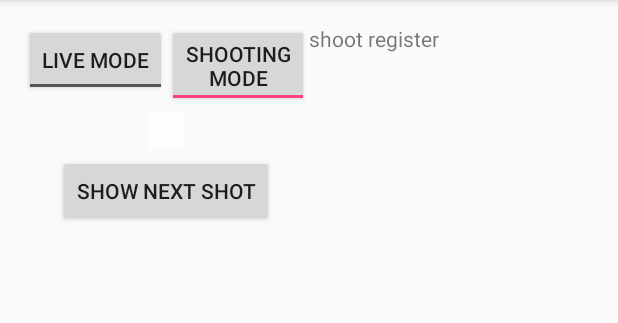
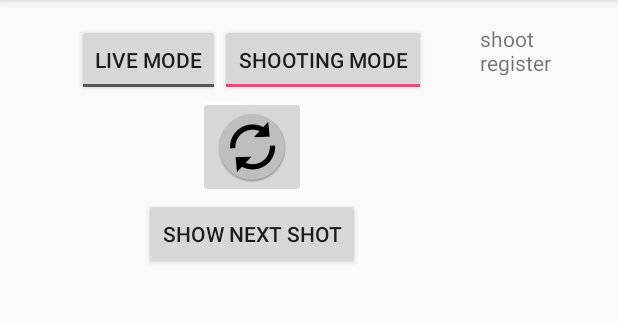
Before and after one commit to andreasVHoly/Kalahari_eye_android, an Android app: the screen it shows after launch (MainActivity), after a tap on "SHOOTING MODE", on a phone screen of 412 x 824 dp, the part 84-407 px from its top. Run offline under Robolectric (Android 15) with nearby library versions, the phone set to English and light mode, and no system bars; 1 other tap on this screen came first.

Commit message:
refresh button has proper image and basic animation is added

```diff
--- a/app/src/main/java/avh/com/kalaharieye/MainActivity.java
+++ b/app/src/main/java/avh/com/kalaharieye/MainActivity.java
@@ -3,17 +3,26 @@ package avh.com.kalaharieye;
 import android.support.v7.app.AppCompatActivity;
 import android.os.Bundle;
 import android.view.View;
+import android.view.animation.Animation;
+import android.view.animation.RotateAnimation;
 import android.widget.Button;
+import android.widget.ImageButton;
 import android.widget.TextView;
 import android.widget.ToggleButton;
 
 
 public class MainActivity extends AppCompatActivity {
 
+    //UI ELEMENTS
     private ToggleButton btnShootMode;
     private ToggleButton btnLiveMode;
     private Button btnNextShot;
+    private ImageButton btnRefreshVideo;
     private TextView debugText;
+
+    //ENUMS FOR APP STATE
+    public enum AppState{SHOOTING_MODE,LIVE_MODE,NO_VIDEO_MODE}
+    public AppState currentMode;
 
 
     @Override
@@ -21,42 +30,75 @@ public class MainActivity extends AppCompatActivity {
         super.onCreate(savedInstanceState);
         setContentView(avh.com.kalaharieye.R.layout.activity_main);
         assignUIVariables();
+        defaultState();
     }
 
-    //finds the UI varibles that we need to find as the app starts
+
+    private void defaultState(){
+        currentMode = AppState.NO_VIDEO_MODE;
+        btnLiveMode.setChecked(false);
+        btnShootMode.setChecked(false);
+        btnRefreshVideo.setEnabled(true);
+    }
+
+    //finds the UI variables that we need to find as the app starts
     private void assignUIVariables(){
         btnLiveMode = (ToggleButton) findViewById(R.id.button_live_mode);
         btnShootMode = (ToggleButton) findViewById(R.id.button_shooting_mode);
         btnNextShot =  (Button) findViewById(R.id.button_next_shot);
         debugText = (TextView) findViewById(R.id.textView);
+        btnRefreshVideo = (ImageButton) findViewById(R.id.button_refresh);
 
-    }
 
-    //handles the toggle buttons being clicked on and off
-    public void buttonOnClick(View v){
-        if (v.getId() == btnLiveMode.getId()){
-            debugText.setText("live register");
-            if (btnLiveMode.isChecked()){
-                btnShootMode.setChecked(false);
-            }
-            else{
-                btnShootMode.setChecked(true);
-            }
-        }
-        else if (v.getId() == btnShootMode.getId()){
-            debugText.setText("shoot register");
-            if (btnShootMode.isChecked()){
-                btnLiveMode.setChecked(false);
-            }
-            else{
-                btnLiveMode.setChecked(true);
-            }
-        }
-        else if (v.getId() == btnNextShot.getId()){
-            debugText.setText("next shot register");
-        }
     }
 
 
 
+
+    //HANDLES SHOOTING MODE BUTTON RESPONSE
+    public void onShootingButtonPress(View v){
+        debugText.setText("shoot register");
+        if (btnShootMode.isChecked()){
+            btnLiveMode.setChecked(false);
+            currentMode = AppState.SHOOTING_MODE;
+        }
+        else{
+            btnLiveMode.setChecked(true);
+            currentMode = AppState.LIVE_MODE;
+        }
+    }
+    //HANDLES LIVE BUTTON RESPONSE
+    public void onLiveButtonPress(View v){
+        debugText.setText("live register");
+        if (btnLiveMode.isChecked()){
+            btnShootMode.setChecked(false);
+            currentMode = AppState.LIVE_MODE;
+        }
+        else{
+            btnShootMode.setChecked(true);
+            currentMode = AppState.SHOOTING_MODE;
+        }
+    }
+
+    //HANDLES NEXT SHOT BUTTON RESPONSE
+    public void onNextShotButtonPress(View v){
+        debugText.setText("next shot register");
+    }
+
+    //HANDLES REFRESH BUTTON RESPONSE
+    public void onRefreshButtonPress(View v){
+        debugText.setText("refresh");
+        //try connect to camera
+        //need to time this if it fails we need to reset it
+        //try to have some progress thing here
+        //maybe we can change the image and rotate it
+
+
+        RotateAnimation r = new RotateAnimation(0, 360, Animation.RELATIVE_TO_SELF, 0.5f, Animation.RELATIVE_TO_SELF, 0.5f);
+        r.setDuration((long)4000);
+        r.setRepeatCount(0);
+        btnRefreshVideo.startAnimation(r);
+    }
+
+
 }
--- a/app/src/main/res/layout/activity_main.xml
+++ b/app/src/main/res/layout/activity_main.xml
@@ -5,7 +5,7 @@
     xmlns:tools="http://schemas.android.com/tools"
     android:layout_width="match_parent"
     android:layout_height="match_parent"
-    android:weightSum="2"
+    android:weightSum="1"
     android:paddingBottom="@dimen/activity_vertical_margin"
     android:paddingLeft="@dimen/activity_horizontal_margin"
     android:paddingRight="@dimen/activity_horizontal_margin"
@@ -18,7 +18,7 @@
     <LinearLayout
         android:orientation="vertical"
         android:layout_width="match_parent"
-        android:layout_weight="1"
+        android:layout_weight="0.2"
         android:layout_height="match_parent"
         >
 
@@ -37,7 +37,7 @@
                 android:id="@+id/button_live_mode"
                 android:layout_gravity="center_horizontal"
                 android:checked="false"
-                android:onClick="buttonOnClick" />
+                android:onClick="onLiveButtonPress" />
 
             <ToggleButton
                 android:layout_width="wrap_content"
@@ -47,15 +47,38 @@
                 android:id="@+id/button_shooting_mode"
                 android:layout_gravity="center_horizontal"
                 android:checked="false"
-                android:onClick="buttonOnClick" />
+                android:onClick="onShootingButtonPress" />
         </LinearLayout>
-        <ImageView
+
+        <FrameLayout
             android:layout_width="wrap_content"
             android:layout_height="wrap_content"
-            android:contentDescription="@string/main_image_desc"
-            android:id="@+id/main_image"
-            android:layout_gravity="center_horizontal"
-            android:src="@drawable/ic_no_video" />
+            android:layout_gravity="center_horizontal">
+
+
+            <ImageView
+                android:layout_width="wrap_content"
+                android:layout_height="wrap_content"
+                android:contentDescription="@string/main_image_desc"
+                android:id="@+id/main_image"
+
+                android:src="@drawable/ic_no_video" />
+
+            <ImageButton
+                android:layout_width="wrap_content"
+                android:layout_height="wrap_content"
+                android:id="@+id/button_refresh"
+                android:contentDescription="@string/refresh_btn"
+                android:layout_gravity="center_horizontal"
+                android:clickable="false"
+                android:onClick="onRefreshButtonPress"
+                android:src="@mipmap/ic_refresh"/>
+
+
+
+        </FrameLayout>
+
+
 
         <Button
             android:layout_width="wrap_content"
@@ -63,13 +86,13 @@
             android:text="@string/show_next_shot"
             android:id="@+id/button_next_shot"
             android:layout_gravity="center_horizontal"
-            android:onClick="buttonOnClick" />
+            android:onClick="onNextShotButtonPress" />
     </LinearLayout>
 
     <LinearLayout
         android:orientation="vertical"
         android:layout_width="match_parent"
-        android:layout_weight="1"
+        android:layout_weight="0.8"
         android:layout_height="match_parent">
 
 
--- a/app/src/main/res/values/strings.xml
+++ b/app/src/main/res/values/strings.xml
@@ -5,4 +5,5 @@
     <string name="shooting_mode">Shooting Mode</string>
     <string name="main_image_desc">Main Image of the app</string>
     <string name="side_panel_image">Image that will be in the side panel, previous shots</string>
+    <string name="refresh_btn">The video refresh button</string>
 </resources>
```
Also changed, not shown: app/src/main/ic_refresh-web.png (added), app/src/main/res/mipmap-hdpi/ic_refresh.png (added), app/src/main/res/mipmap-mdpi/ic_refresh.png (added), app/src/main/res/mipmap-xhdpi/ic_refresh.png (added), app/src/main/res/mipmap-xxhdpi/ic_refresh.png (added), app/src/main/res/mipmap-xxxhdpi/ic_refresh.png (added).
